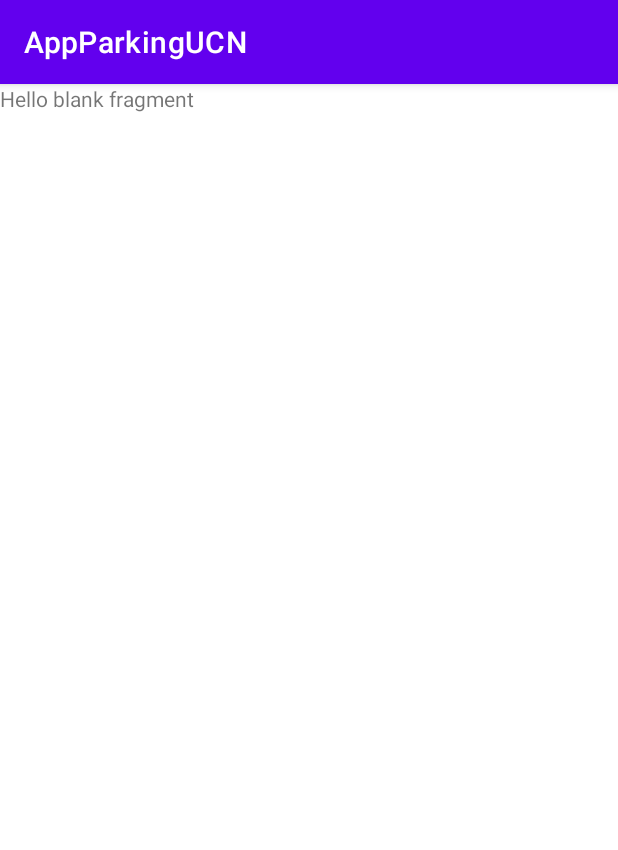
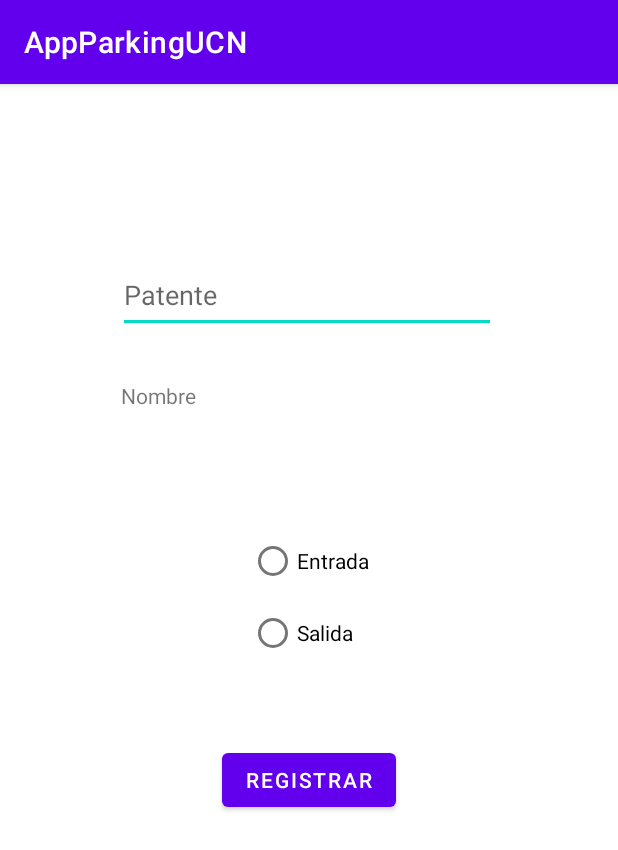
Before and after one commit to HyperCC/ParkingUCN, an Android app: the fragment RegistrarInicio shown on its own in the app's theme, on a phone screen of 412 x 824 dp. Shown: the top 850 px of the screen. Run offline under Robolectric (Android 15) with nearby library versions, the phone set to English and light mode, and no system bars.

Commit message:
style(app): change fragment_registrar_inicio UI design

```diff
--- a/App/app/src/main/res/layout/fragment_registrar_inicio.xml
+++ b/App/app/src/main/res/layout/fragment_registrar_inicio.xml
@@ -1,14 +1,69 @@
 <?xml version="1.0" encoding="utf-8"?>
 <FrameLayout xmlns:android="http://schemas.android.com/apk/res/android"
+
+    xmlns:app="http://schemas.android.com/apk/res-auto"
     xmlns:tools="http://schemas.android.com/tools"
     android:layout_width="match_parent"
     android:layout_height="match_parent"
     tools:context=".fragment.RegistrarInicio">
 
-    <!-- TODO: Update blank fragment layout -->
-    <TextView
+    <androidx.constraintlayout.widget.ConstraintLayout xmlns:android="http://schemas.android.com/apk/res/android"
+
         android:layout_width="match_parent"
-        android:layout_height="match_parent"
-        android:text="@string/hello_blank_fragment" />
+        android:layout_height="match_parent">
 
+        <com.google.android.material.textfield.TextInputEditText
+            android:id="@+id/textInputEditText"
+            android:layout_width="252dp"
+            android:layout_height="50dp"
+            android:layout_marginTop="116dp"
+            android:hint="Patente"
+            app:layout_constraintEnd_toEndOf="parent"
+            app:layout_constraintHorizontal_bias="0.49"
+            app:layout_constraintStart_toStartOf="parent"
+            app:layout_constraintTop_toTopOf="parent" />
+
+        <TextView
+            android:id="@+id/textView"
+            android:layout_width="250dp"
+            android:layout_height="46dp"
+            android:layout_marginTop="32dp"
+            android:text="Nombre"
+            app:layout_constraintEnd_toEndOf="parent"
+            app:layout_constraintHorizontal_bias="0.496"
+            app:layout_constraintStart_toStartOf="parent"
+            app:layout_constraintTop_toBottomOf="@+id/textInputEditText" />
+
+        <Button
+            android:id="@+id/botonRegistrar"
+            android:layout_width="wrap_content"
+            android:layout_height="wrap_content"
+            android:layout_marginBottom="280dp"
+            android:text="Registrar"
+            app:layout_constraintBottom_toBottomOf="parent"
+            app:layout_constraintEnd_toEndOf="parent"
+            app:layout_constraintStart_toStartOf="parent" />
+
+        <RadioGroup
+            android:id="@+id/tipoRegistro"
+            android:layout_width="wrap_content"
+            android:layout_height="wrap_content"
+            app:layout_constraintBottom_toTopOf="@+id/botonRegistrar"
+            app:layout_constraintEnd_toEndOf="parent"
+            app:layout_constraintStart_toStartOf="parent"
+            app:layout_constraintTop_toBottomOf="@+id/textView">
+
+            <RadioButton
+                android:id="@+id/entrada"
+                android:layout_width="match_parent"
+                android:layout_height="wrap_content"
+                android:text="Entrada" />
+
+            <RadioButton
+                android:id="@+id/salida"
+                android:layout_width="match_parent"
+                android:layout_height="wrap_content"
+                android:text="Salida" />
+        </RadioGroup>
+    </androidx.constraintlayout.widget.ConstraintLayout>
 </FrameLayout>
```
